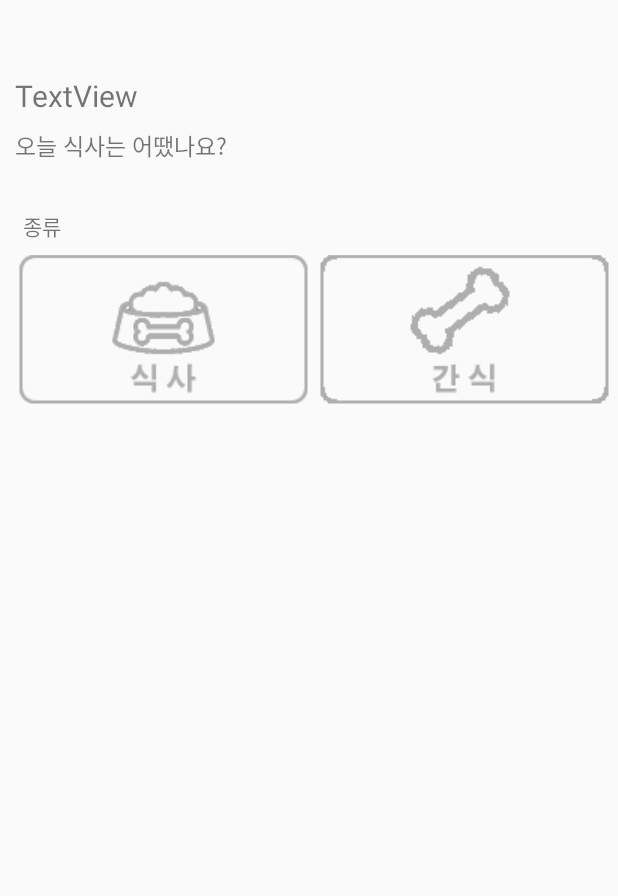
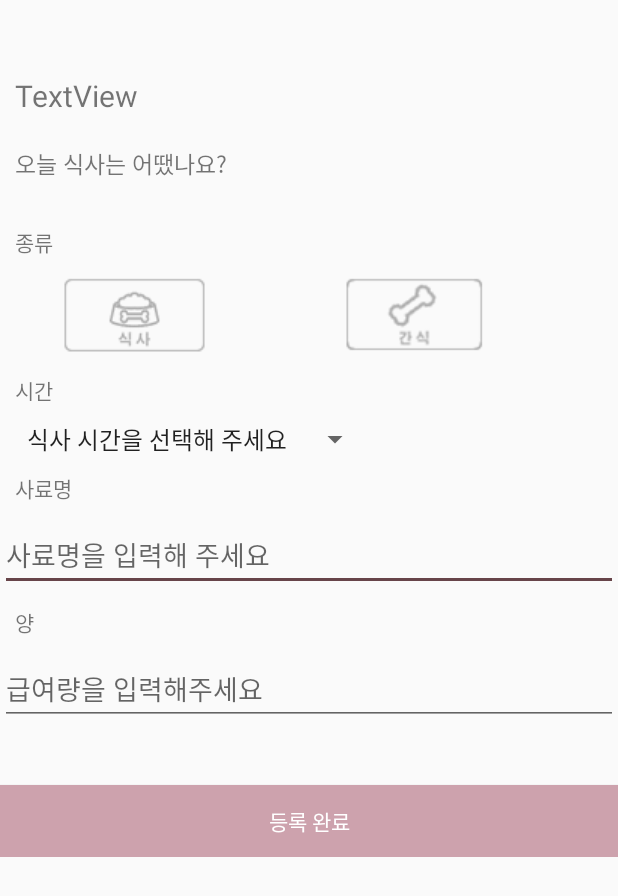
Before and after one commit to sj960126/Moble_04, an Android app: the layout activity_diary_add.xml on its own in the app's theme, with its tools: preview values and no code run, on a phone screen of 412 x 824 dp. Shown: the top 896 px of the screen. Run offline under Robolectric (Android 15) with nearby library versions, the phone set to English and light mode, and no system bars.

Commit message:
09/15_10:26PM_현수

```diff
--- a/withpet/app/src/main/AndroidManifest.xml
+++ b/withpet/app/src/main/AndroidManifest.xml
@@ -18,8 +18,9 @@
         <activity android:name=".walk.Walk_tmap"></activity>
         <activity android:name=".walk.Walk_boardwriteActivity" />
         <activity android:name=".health.loding_Activity" />
-        <activity android:name=".health.health_diary" />
         <activity android:name=".health.HealthHospitalActivity" />
+        <activity android:name=".health.diaryActivity"/>
+        <activity android:name=".health.diary_addActivity"/>
         <activity android:name=".newsfeed.NewsGalleryActivity" />
         <activity android:name=".newsfeed.NewsWriteActivity" />
         <activity android:name=".iot.iot_streaming_area" />
--- a/withpet/app/src/main/res/drawable-v24/radiobtn1.xml
+++ b/withpet/app/src/main/res/drawable-v24/radiobtn1.xml
@@ -1,5 +1,7 @@
 <?xml version="1.0" encoding="utf-8"?>
 <selector xmlns:android="http://schemas.android.com/apk/res/android">
-    <item android:state_checked= "false" android:drawable = "@drawable/eat"></item>
-    <item android:state_checked= "true" android:drawable = "@drawable/eat2"></item>
+    <item android:state_checked= "false"
+        android:drawable = "@drawable/eat"></item>
+    <item android:state_checked= "true"
+        android:drawable = "@drawable/eat2"></item>
 </selector>
--- a/withpet/app/src/main/res/layout/activity_diary_add.xml
+++ b/withpet/app/src/main/res/layout/activity_diary_add.xml
@@ -1,9 +1,10 @@
 <?xml version="1.0" encoding="utf-8"?>
-<RelativeLayout xmlns:android="http://schemas.android.com/apk/res/android"
+<LinearLayout xmlns:android="http://schemas.android.com/apk/res/android"
     xmlns:app="http://schemas.android.com/apk/res-auto"
     xmlns:tools="http://schemas.android.com/tools"
     android:layout_width="match_parent"
-    android:layout_height="match_parent"
+    android:layout_height="wrap_content"
+    android:orientation="vertical"
     tools:context=".health.diary_addActivity">
 
     <TextView
@@ -22,16 +23,14 @@
         android:layout_height="wrap_content"
         android:layout_marginLeft="10dp"
         android:textSize="15dp"
-        android:layout_marginTop="85dp"
-        android:layout_marginBottom="20dp"
         android:text="오늘 식사는 어땠나요?" />
 
     <TextView
         android:id="@+id/textView23"
         android:layout_width="wrap_content"
         android:layout_height="wrap_content"
-        android:layout_marginTop="140dp"
-        android:layout_marginLeft="15dp"
+        android:layout_marginTop="30dp"
+        android:layout_marginLeft="10dp"
         android:text="종류" />
 
     <RadioGroup
@@ -39,23 +38,77 @@
         android:orientation="horizontal"
         android:layout_width="match_parent"
         android:layout_height="wrap_content"
-        android:layout_marginTop="170dp">
+        android:layout_marginTop="10dp">
 
         <RadioButton
             android:id="@+id/radioButton"
-            android:layout_width="80dp"
-            android:layout_height="116dp"
-            android:layout_marginLeft="10dp"
+            android:layout_width="wrap_content"
+            android:layout_height="wrap_content"
+            android:layout_marginLeft="40dp"
             android:layout_weight="1"
-            android:button="@drawable/eat" />
+            android:button="@drawable/radiobtn1" />
 
         <RadioButton
             android:id="@+id/radioButton2"
-            android:layout_width="80dp"
-            android:layout_height="116dp"
+            android:layout_width="wrap_content"
+            android:layout_height="wrap_content"
             android:layout_weight="1"
-            android:button="@drawable/eat4" />
+            android:button="@drawable/radiobtn2" />
     </RadioGroup>
 
+    <TextView
+        android:id="@+id/textView25"
+        android:layout_width="wrap_content"
+        android:layout_height="wrap_content"
+        android:layout_marginTop="10dp"
+        android:layout_marginLeft="10dp"
+        android:text="시간" />
 
-</RelativeLayout>
+    <Spinner
+        android:id="@+id/spinner"
+        android:layout_width="wrap_content"
+        android:layout_height="wrap_content"
+        android:layout_marginLeft="10dp"
+        android:layout_marginTop="10dp"
+        android:spinnerMode="dialog"
+        android:entries="@array/eat"/>
+
+    <TextView
+        android:id="@+id/textView21"
+        android:layout_width="wrap_content"
+        android:layout_height="wrap_content"
+        android:layout_marginTop="10dp"
+        android:layout_marginLeft="10dp"
+        android:text="사료명" />
+
+    <EditText
+        android:id="@+id/input_brand"
+        android:layout_width="match_parent"
+        android:layout_height="wrap_content"
+        android:layout_marginTop="10dp"
+        android:hint="사료명을 입력해 주세요" />
+
+    <TextView
+        android:id="@+id/textView22"
+        android:layout_width="wrap_content"
+        android:layout_height="wrap_content"
+        android:layout_marginTop="10dp"
+        android:layout_marginLeft="10dp"
+        android:text="양" />
+
+    <EditText
+        android:id="@+id/input_eat"
+        android:layout_width="match_parent"
+        android:layout_height="wrap_content"
+        android:layout_marginTop="10dp"
+        android:hint="급여량을 입력해주세요" />
+
+    <Button
+        android:id="@+id/submit"
+        android:layout_width="match_parent"
+        android:layout_height="match_parent"
+        android:background="@color/c4"
+        android:text="등록 완료"
+        android:layout_marginTop="40dp"
+        android:textColor="#ffffff" />
+</LinearLayout>
--- /dev/null
+++ b/withpet/app/src/main/res/values/eat.xml
@@ -0,0 +1,9 @@
+<?xml version="1.0" encoding="utf-8"?>
+<resources>
+    <string-array name="eat">
+        <item>식사 시간을 선택해 주세요</item>
+        <item>아침</item>
+        <item>점심</item>
+        <item>저녁</item>
+    </string-array>
+</resources>
```
Also changed, not shown: withpet/app/src/main/java/com/withpet/health/diary.java (+16 -25 lines), withpet/app/src/main/java/com/withpet/health/diaryActivity.java (+52 -16 lines), withpet/app/src/main/java/com/withpet/health/diary_Adapter.java (+8 -4 lines), withpet/app/src/main/java/com/withpet/health/diary_addActivity.java (+19 -0 lines), withpet/app/src/main/res/layout/activity_diary.xml (+34 -27 lines), withpet/app/src/main/res/layout/diary_view.xml (+22 -10 lines), withpet/app/src/main/res/drawable-v24/del.png (added), withpet/app/src/main/res/drawable-v24/eat.PNG, withpet/app/src/main/res/drawable-v24/eat2.png, withpet/app/src/main/res/drawable-v24/eat3.png, withpet/app/src/main/res/drawable-v24/eat4.png.
